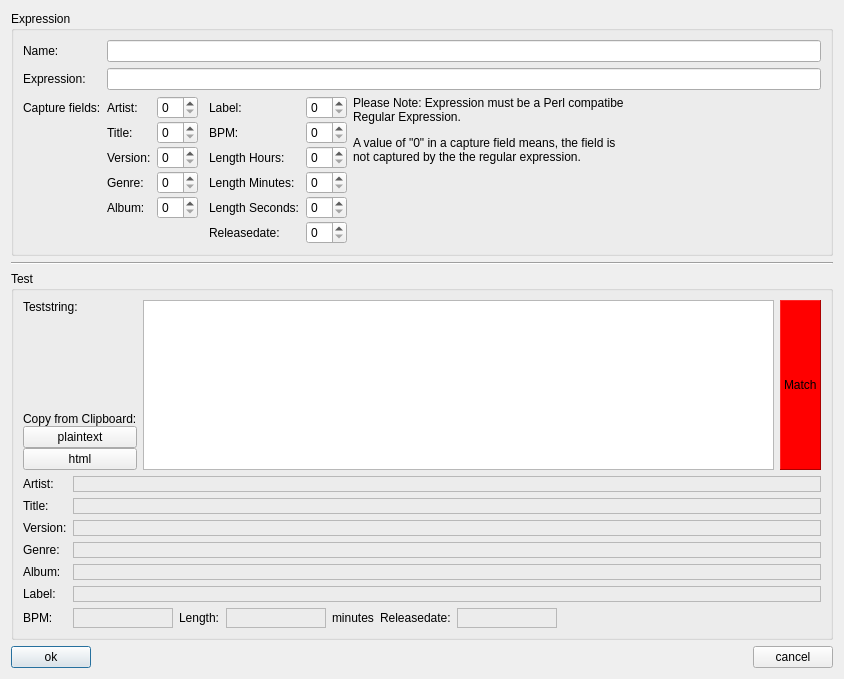
pfedick/winmusik, file src/properties/regexpedit.ui: the form before one commit.
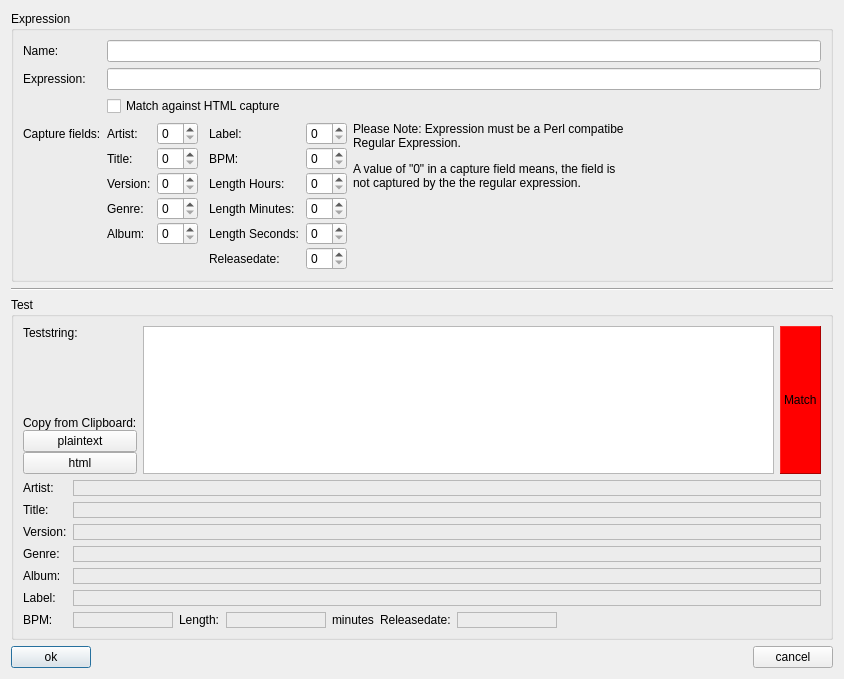
The form after the commit. Icons and pictures are not drawn.

Commit message: RegExpCapture with HTML-Flag

Patch:
```diff
--- a/src/properties/regexpedit.ui
+++ b/src/properties/regexpedit.ui
@@ -44,14 +44,14 @@
       <item row="1" column="1">
        <widget class="QLineEdit" name="pattern"/>
       </item>
-      <item row="2" column="0">
+      <item row="3" column="0">
        <widget class="QLabel" name="label_3">
         <property name="text">
          <string>Capture fields:</string>
         </property>
        </widget>
       </item>
-      <item row="2" column="1">
+      <item row="3" column="1">
        <layout class="QHBoxLayout" name="horizontalLayout_2">
         <item>
          <layout class="QFormLayout" name="formLayout">
@@ -256,6 +256,13 @@
         </item>
        </layout>
       </item>
+      <item row="2" column="1">
+       <widget class="QCheckBox" name="isHtmlCheckBox">
+        <property name="text">
+         <string>Match against HTML capture</string>
+        </property>
+       </widget>
+      </item>
      </layout>
     </widget>
    </item>
```
The commit also changes 5 other files.
